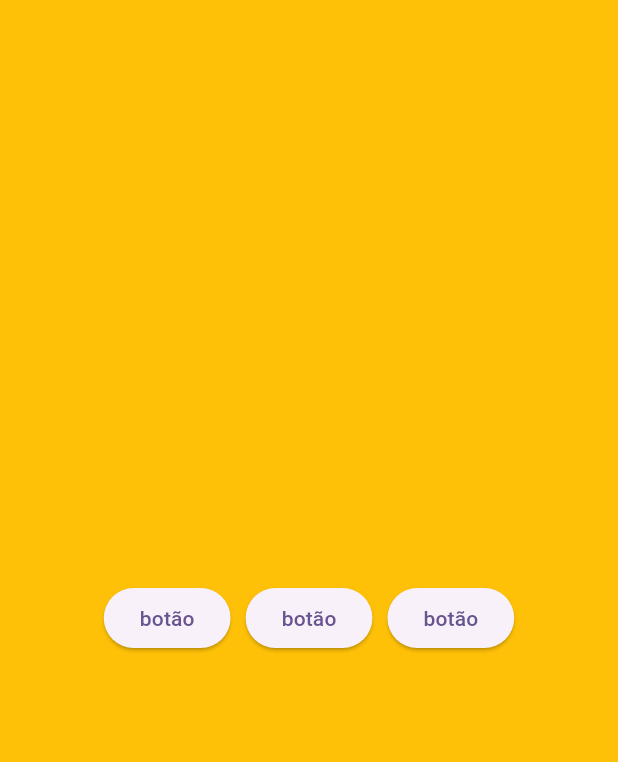
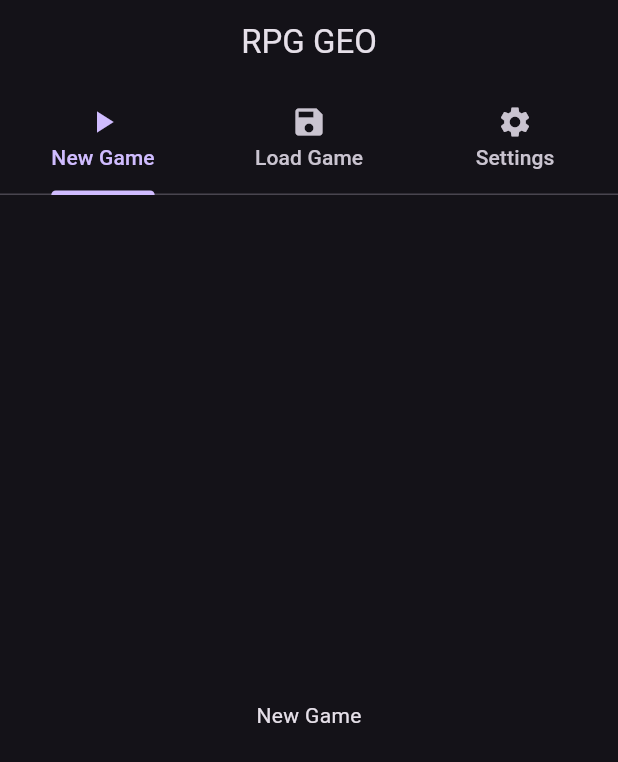
Before and after one commit to RockyPHER/geo_rpg, a Flutter app: the screen it shows after launch, on a phone screen of 412 x 824 dp. Shown: the top 762 px of the screen. Run offline on Flutter 3.47's test engine with Material 3 defaults, Android fonts, the light colour scheme and no system bars; missing offline and left inert: window_size.

Commit message:
chore: understanding page transition

```diff
--- a/lib/main.dart
+++ b/lib/main.dart
@@ -1,54 +1,69 @@
+import 'dart:io' show Platform;
+
+import 'package:flutter/foundation.dart' show kIsWeb;
 import 'package:flutter/material.dart';
+import 'package:rpg_geo/screen/loadGamePage.dart';
+import 'package:rpg_geo/screen/newGamePage.dart';
+import 'package:rpg_geo/screen/settingsPage.dart';
+import 'package:window_size/window_size.dart';
 
 void main() {
-  runApp(const MyApp());
+  setupWindow();
+  runApp(
+    const MaterialApp(
+      home: HomePage(),
+    ),
+  );
 }
 
-class MyApp extends StatelessWidget {
-  const MyApp({super.key});
+const double windowWidth = 1024;
+const double windowHeight = 800;
+
+void setupWindow() {
+  if (!kIsWeb && (Platform.isWindows || Platform.isLinux || Platform.isMacOS)) {
+    WidgetsFlutterBinding.ensureInitialized();
+    setWindowTitle('RPG GEO');
+    setWindowMinSize(const Size(windowWidth, windowHeight));
+  }
+}
+
+class HomePage extends StatelessWidget {
+  const HomePage({super.key});
 
   @override
   Widget build(BuildContext context) {
     return MaterialApp(
-      title: "RPG GEO",
-      theme: ThemeData(
-        colorScheme: ColorScheme.fromSeed(seedColor: Colors.deepPurple),
-        useMaterial3: true,
-      ),
-      home: const MainPage(title: "main page"),
-    );
+        theme: ThemeData.dark(),
+        home: DefaultTabController(
+            length: 3,
+            child: Scaffold(
+                appBar: AppBar(
+                  bottom: const TabBar(
+                    tabs: [
+                      Tab(
+                        icon: Icon(Icons.play_arrow),
+                        text: "New Game",
+                      ),
+                      Tab(
+                        icon: Icon(Icons.save),
+                        text: "Load Game",
+                      ),
+                      Tab(
+                        icon: Icon(Icons.settings),
+                        text: "Settings",
+                      )
+                    ],
+                  ),
+                  title: Center(
+                    child: Text("RPG GEO"),
+                  ),
+                ),
+                body: const TabBarView(
+                  children: [
+                    NewGamePage(),
+                    LoadGamePage(),
+                    SettingsPage(),
+                  ],
+                ))));
   }
 }
-
-class MainPage extends StatefulWidget {
-  const MainPage({super.key, required this.title});
-
-  final String title;
-
-  @override
-  State<MainPage> createState() => MainPageState();
-}
-
-class MainPageState extends State<MainPage> {
-  @override
-  Widget build(BuildContext context) {
-    return Scaffold(
-      body: Center(
-          child: Row(
-        mainAxisAlignment: MainAxisAlignment.center,
-        children: [
-          ElevatedButton(onPressed: () {}, child: const Text("botão")),
-          const SizedBox(
-            width: 10,
-          ),
-          ElevatedButton(onPressed: () {}, child: const Text("botão")),
-          const SizedBox(
-            width: 10,
-          ),
-          ElevatedButton(onPressed: () {}, child: const Text("botão")),
-        ],
-      )),
-      backgroundColor: Colors.amber,
-    );
-  }
-}
--- /dev/null
+++ b/lib/screen/newGamePage.dart
@@ -0,0 +1,18 @@
+import 'package:flutter/material.dart';
+
+class NewGamePage extends StatefulWidget {
+  const NewGamePage({super.key});
+
+  @override
+  State<NewGamePage> createState() => _NewGamePageState();
+}
+
+class _NewGamePageState extends State<NewGamePage> {
+  @override
+  Widget build(BuildContext context) {
+    return Container(
+        child: Center(
+      child: Text("New Game"),
+    ));
+  }
+}
```
Also changed, not shown: lib/screen/loadGamePage.dart (added, +18 -0 lines), lib/screen/settingsPage.dart (added, +18 -0 lines), pubspec.yaml (+9 -80 lines), lib/screen/config.dart (deleted), lib/screen/game.dart (deleted), lib/screen/gamePage.dart (added), lib/screen/home.dart (deleted), pubspec.lock, 5 other files.
